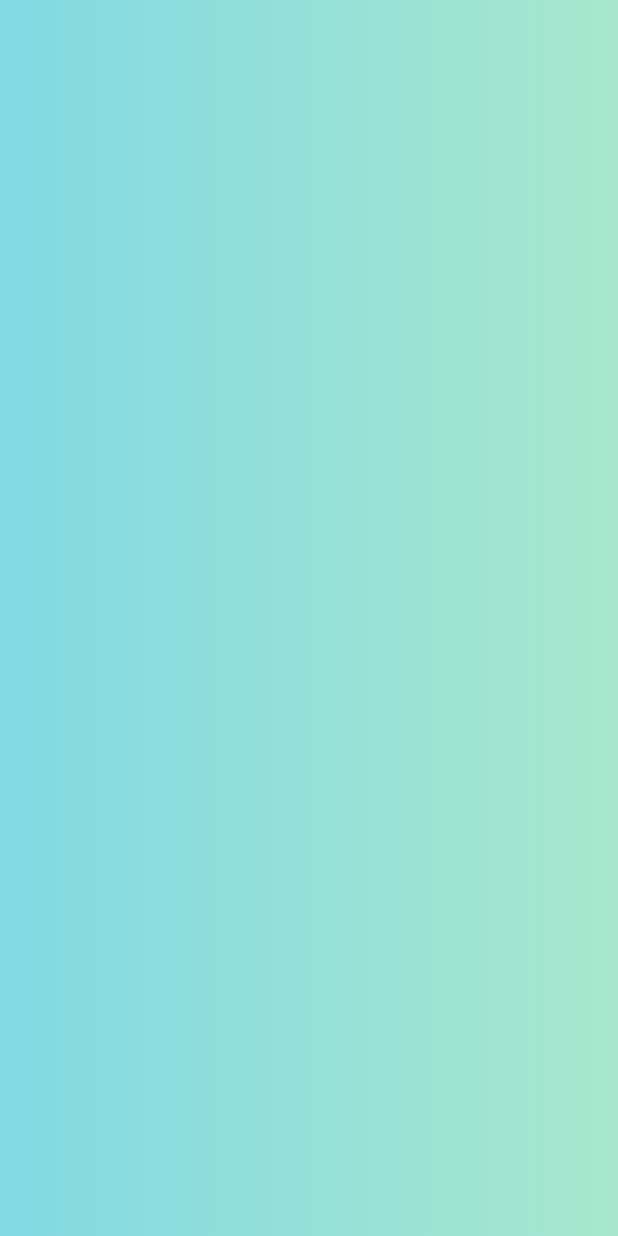
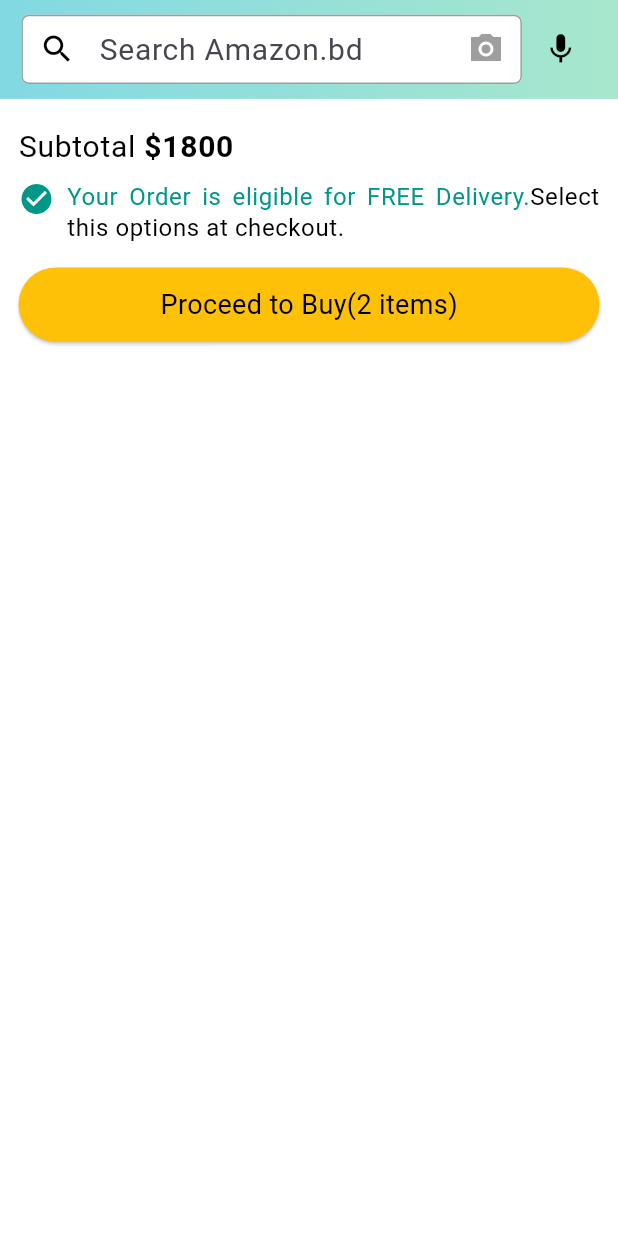
Before and after one commit to abusayed310278/amazon, a Flutter app: the CartScreen screen opened directly, on a phone screen of 412 x 824 dp. Run offline on Flutter 3.47's test engine with Material 3 defaults, Android fonts, the phone set to English and light mode, and no system bars; our stand-ins replace carousel_slider, cloud_firestore, country_picker, firebase_auth, firebase_core, firebase_storage and 3 more; accounts and stored records are empty.

Commit message:
proceed to buy design in cart page

```diff
--- a/lib/main.dart
+++ b/lib/main.dart
@@ -4,6 +4,7 @@ import 'package:amazon/utils/theme.dart';
 import 'package:amazon/view/auth_screens.dart';
 import 'package:amazon/view/otp_screen.dart';
 import 'package:amazon/view/signInLogic.dart';
+import 'package:amazon/view/user/cart/cart_screen.dart';
 import 'package:amazon/view/user/home/home_screen.dart';
 import 'package:amazon/view/user/profile/profile_screen.dart';
 import 'package:firebase_core/firebase_core.dart';
@@ -39,7 +40,7 @@ class Amazon extends StatelessWidget {
           // home:OTPScreen(
           //   mobileNumber: '+91101010101010',
           // ),
-          home:const ProfileScreen(),
+          home:const CartScreen(),
           debugShowCheckedModeBanner: true,
       ),
     );
--- a/lib/utils/colors.dart
+++ b/lib/utils/colors.dart
@@ -15,6 +15,7 @@ Color transparent = Colors.transparent;
 Color teal = Colors.teal;
 const secondaryColor = Color.fromRGBO(255, 153, 0, 1);
 Color red = Colors.red;
+// Color green=Colors.green;
 
 
 //Lienar Gradient Color
--- a/lib/view/signInLogic.dart
+++ b/lib/view/signInLogic.dart
@@ -12,6 +12,8 @@ class SignInLogic extends StatefulWidget {
 }
 
 class _SignInLogicState extends State<SignInLogic> {
+
+
 
 
   checkAuthentication() {
--- a/lib/view/user/cart/cart_screen.dart
+++ b/lib/view/user/cart/cart_screen.dart
@@ -1,3 +1,5 @@
+import 'package:amazon/constants/common_functions.dart';
+import 'package:amazon/view/user/home/home_screen.dart';
 import 'package:flutter/material.dart';
 
 import '../../../utils/colors.dart';
@@ -16,40 +18,111 @@ class _CartScreenState extends State<CartScreen> {
     final width = MediaQuery.of(context).size.width;
     final textTheme = Theme.of(context).textTheme;
 
-    return Scaffold(
+    return SafeArea(
+      child: Scaffold(
         backgroundColor: white,
         appBar: PreferredSize(
-        preferredSize: Size(width*1,height*1),
-        child: Container(
-          decoration: BoxDecoration(
-            gradient: LinearGradient(
-              colors: appBarGradientColor,
-              begin: Alignment.centerLeft,
-              end: Alignment.centerRight,
+          preferredSize: Size(width*1,height*0.08),
+          child: HomePageAppBar(width: width,height: height,),
+
+        ),
+        body:Container(
+          padding: EdgeInsets.symmetric(
+            horizontal: width*0.03,
+            vertical: height*0.02,
+          ),
+          height: height,
+          width: width,
+
+          child: Column(
+            crossAxisAlignment: CrossAxisAlignment.start,
+            children: [
+
+              RichText(
+                  text: TextSpan(
+                    children: [
+                      TextSpan(
+                        text: 'Subtotal ',
+                        style: textTheme.bodyLarge,
+                      ),
+                      TextSpan(
+                        text: '\$1800',
+                        style: textTheme.bodyLarge!.copyWith(
+                          fontWeight: FontWeight.bold,
                         ),
                       ),
+                    ],
                   ),
+              ),
+              CommonFunctions.blankSpace(height*0.01, 0),
 
-      ),
-      body:SingleChildScrollView(
+              SizedBox(
+                height: height*0.06,
+                child: Row(
+                  crossAxisAlignment: CrossAxisAlignment.start,
+                  children: [
+                    Icon(Icons.check_circle,color:teal),
+                    CommonFunctions.blankSpace(0, width*0.02),
+
+                    Expanded(
                       child: Column(
                         children: [
-            Container(
-              height: height*0.06,
-              width: width,
-              decoration: BoxDecoration(
-                gradient: LinearGradient(
-                  colors: addressBarGradientColor,
-                  begin: Alignment.centerLeft,
-                  end: Alignment.centerRight,
+                          RichText(
+                            textAlign: TextAlign.justify,
+                            text: TextSpan(
+                              children: [
+
+                                TextSpan(
+                                  text:'Your Order is eligible for FREE Delivery.',
+                                  style: textTheme.bodySmall!.copyWith(
+                                    color: teal,
+
+                                  )
                                 ),
-              ),
+                                TextSpan(
+                                    text:'Select this options at checkout.',
+                                    style: textTheme.bodySmall!.copyWith(
+                                      color: black,
+
+                                    )
                                 ),
 
                               ],
                             ),
                           ),
+                        ],
+                      ),
+                    ),
 
+
+                  ],
+                ),
+              ),
+
+              CommonFunctions.blankSpace(height*0.01, 0),
+
+              ElevatedButton(
+                onPressed: () {  },
+                style: ElevatedButton.styleFrom(
+                  backgroundColor: amber,
+                  minimumSize: Size(
+                    width,height*0.06
+                  ),
+                ),
+                child: Text(
+                  'Proceed to Buy(2 items)',
+                  style: textTheme.bodyMedium,
+                ),
+
+              ),
+
+              CommonFunctions.blankSpace(height*0.01, 0),
+
+            ],
+          ),
+        ),
+
+      ),
     );
   }
 }
```
Lines whose indentation alone changed are shown as unchanged.
